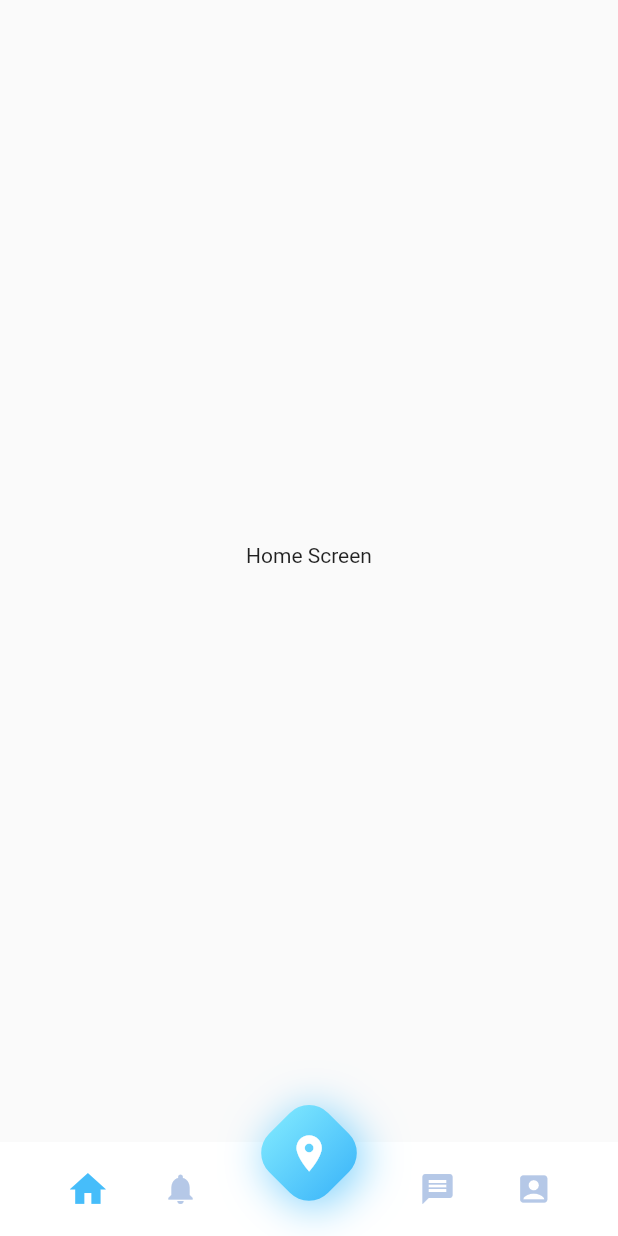
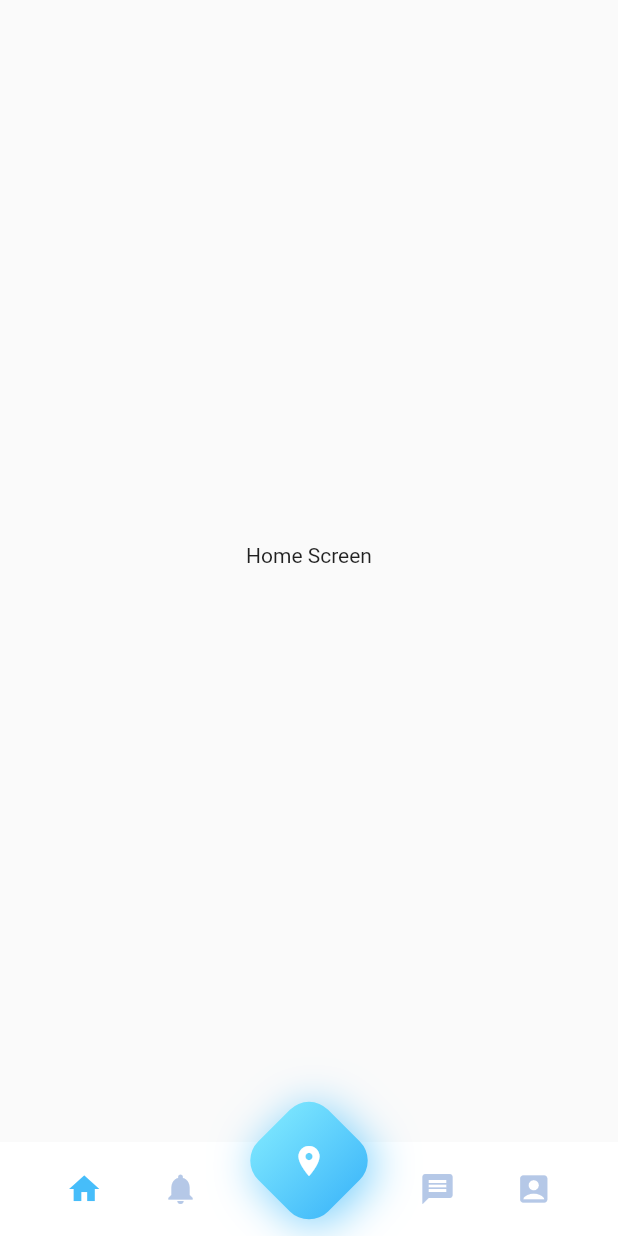
Before and after one commit to hosain-mohamed/diamond_bottom_bar, a Flutter app: the screen it shows after launch, on a phone screen of 412 x 824 dp. Run offline on Flutter 3.47's test engine with Material 2 defaults, Android fonts, the phone set to English and light mode, and no system bars.

Commit message:
Icon and Diamond size fixed ✅ for web support 🔥

```diff
--- a/lib/diamond_bottom_bar.dart
+++ b/lib/diamond_bottom_bar.dart
@@ -66,7 +66,6 @@ class DiamondBottomNavigation extends StatelessWidget {
                                   color: selectedIndex == 0
                                       ? selectedColor
                                       : unselectedColor,
-                                  size: getRelativeWidth(0.07),
                                 ),
                               ),
                             ),
@@ -182,15 +181,14 @@ class DiamondBottomNavigation extends StatelessWidget {
                           ],
                         ),
                       ),
-                      height: getRelativeWidth(0.135),
-                      width: getRelativeWidth(0.135),
+                      height: getDiamondSize(),
+                      width: getDiamondSize(),
                       child: Center(
                           child: Transform.rotate(
                         angle: math.pi / 4,
                         child: Icon(
                           centerIcon,
                           color: Colors.white,
-                          size: getRelativeWidth(0.07),
                         ),
                       )),
                     ),
@@ -223,3 +221,12 @@ double getRelativeHeight(double percentage) {
 double getRelativeWidth(double percentage) {
   return percentage * SizeConfig.screenWidth;
 }
+
+double getDiamondSize() {
+  var width = SizeConfig.screenWidth;
+  if (width > 1000) {
+    return 0.04 * SizeConfig.screenWidth;
+  } else {
+    return 0.08 * SizeConfig.screenHeight;
+  }
+}
```
